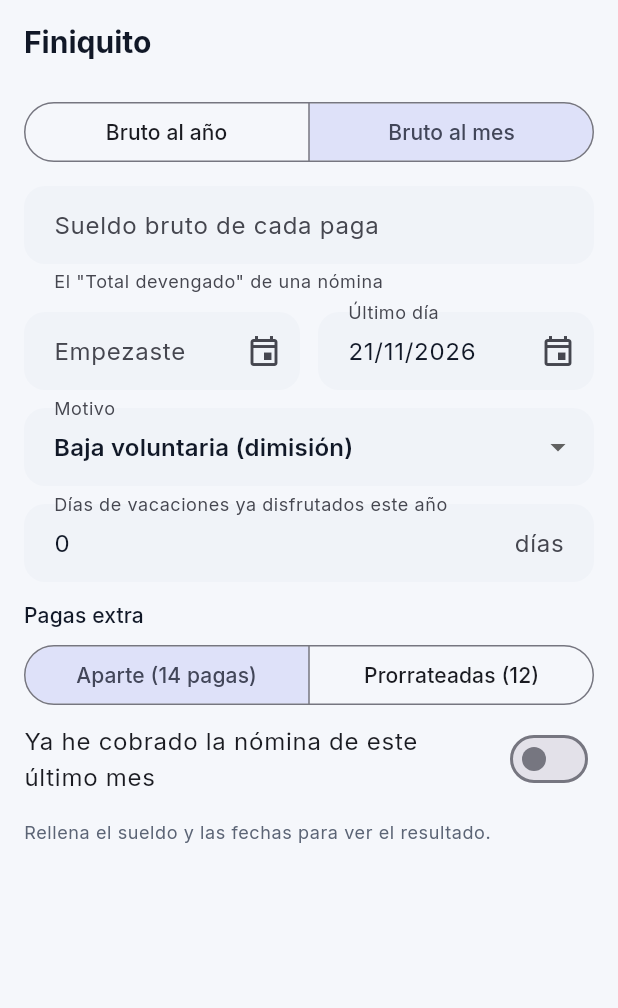
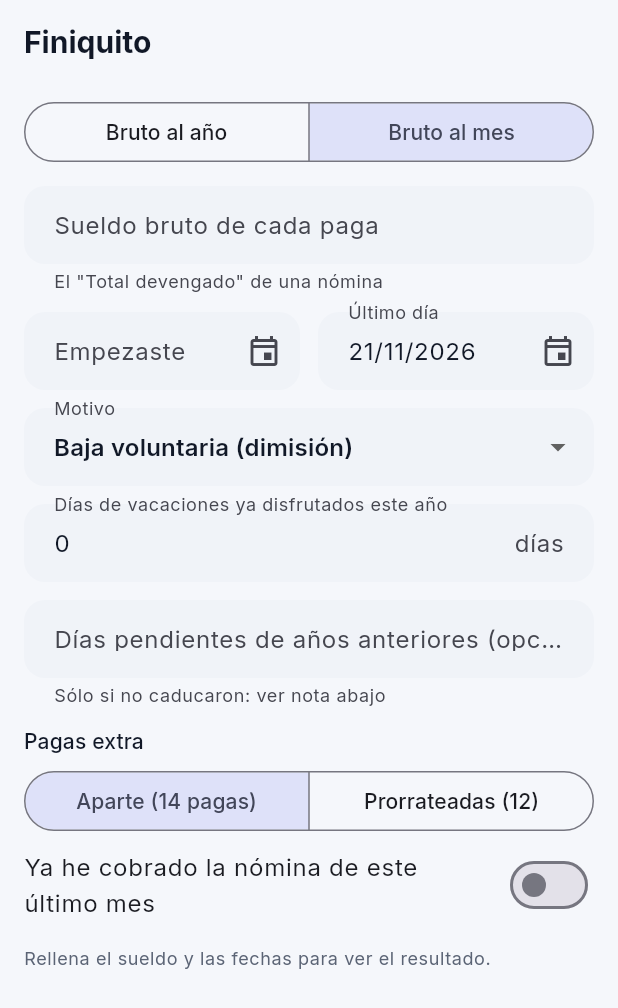
Before and after one commit to elantroderaxgamesyt/Shortsauto, a Flutter app: the CalculadoraFiniquito widget shown alone on an empty page, opened directly, on a phone screen of 412 x 824 dp. Shown: the top 1008 px of the screen. Run offline on Flutter 3.47's test engine with Material 3 defaults, Android fonts, the phone set to English and light mode, and no system bars; our stand-ins replace file_picker, google_mobile_ads, image_picker, in_app_purchase, material_ui, pdf and 2 more; accounts and stored records are empty.

Commit message:
Revisor de nóminas: vacaciones de años anteriores en el finiquito
Campo opcional de días pendientes de años anteriores, que se suman al
finiquito, con una nota de cuándo no caducan (baja médica hasta 18 meses,
maternidad/paternidad, o si la empresa no dejó cogerlas).

Co-Authored-By: Claude Opus 5.5 <noreply@anthropic.com>
Claude-Session: https://claude.ai/code/session_01XJAgZAH6AmuqYdErtkUnmR

```diff
--- a/revisor-nominas/app_movil/lib/calculos/finiquito.dart
+++ b/revisor-nominas/app_movil/lib/calculos/finiquito.dart
@@ -42,6 +42,7 @@ ResultadoFiniquito calcularFiniquito({
   required MotivoBaja motivo,
   int pagas = 14,
   double vacacionesDisfrutadas = 0,
+  double vacacionesAnteriores = 0, // días pendientes de años anteriores que no han caducado
   bool nominaMesCobrada = false,
 }) {
   final diario = brutoAnual / 365;
@@ -61,6 +62,13 @@ ResultadoFiniquito calcularFiniquito({
   if (pendientes > 0) {
     lineas.add(LineaFiniquito('Vacaciones no disfrutadas', pendientes * diario,
         '${pendientes.toStringAsFixed(1).replaceAll('.', ',')} días'));
+  }
+
+  // 2b) Vacaciones de años anteriores: normalmente caducan, salvo baja médica (hasta 18 meses),
+  //     maternidad/paternidad o si la empresa no dejó cogerlas (art. 38 ET y jurisprudencia del TJUE).
+  if (vacacionesAnteriores > 0) {
+    lineas.add(LineaFiniquito('Vacaciones de años anteriores', vacacionesAnteriores * diario,
+        '${vacacionesAnteriores.toStringAsFixed(1).replaceAll('.', ',')} días'));
   }
 
   // 3) Pagas extra (si no van prorrateadas): la de junio se genera de enero a junio y la de
--- a/revisor-nominas/app_movil/lib/pantallas/calculadoras.dart
+++ b/revisor-nominas/app_movil/lib/pantallas/calculadoras.dart
@@ -468,6 +468,7 @@ class _CalculadoraFiniquitoState extends State<CalculadoraFiniquito> {
   final inicio = TextEditingController();
   final fin = TextEditingController(text: fechaTexto(DateTime.now()));
   final disfrutadas = TextEditingController(text: '0');
+  final anteriores = TextEditingController();
   MotivoBaja motivo = MotivoBaja.voluntaria;
   int pagas = 14;
   bool nominaCobrada = false;
@@ -488,6 +489,7 @@ class _CalculadoraFiniquitoState extends State<CalculadoraFiniquito> {
             motivo: motivo,
             pagas: pagas,
             vacacionesDisfrutadas: leerNumero(disfrutadas.text) ?? 0,
+            vacacionesAnteriores: leerNumero(anteriores.text) ?? 0,
             nominaMesCobrada: nominaCobrada,
           )
         : null;
@@ -510,6 +512,9 @@ class _CalculadoraFiniquitoState extends State<CalculadoraFiniquito> {
       ),
       const Hueco(12),
       CampoNumero(disfrutadas, 'Días de vacaciones ya disfrutados este año', sufijo: 'días', onChanged: cambia),
+      const Hueco(12),
+      CampoNumero(anteriores, 'Días pendientes de años anteriores (opcional)', sufijo: 'días', onChanged: cambia,
+          ayuda: 'Sólo si no caducaron: ver nota abajo'),
       const Hueco(12),
       Text('Pagas extra', style: t.textTheme.labelLarge),
       const Hueco(6),
@@ -555,6 +560,10 @@ class _CalculadoraFiniquitoState extends State<CalculadoraFiniquito> {
         const Hueco(12),
         const _Aviso('Cálculo orientativo en bruto (antes de IRPF y Seguridad Social). La indemnización por '
             'despido está exenta de IRPF hasta el límite legal. Tu convenio puede mejorar estas cantidades.'),
+        const Hueco(8),
+        const _Aviso('Vacaciones de años anteriores: normalmente caducan al acabar el año (o cuando diga tu '
+            'convenio). No caducan si no pudiste cogerlas por baja médica (hasta 18 meses después), por '
+            'maternidad o paternidad, o porque la empresa no te dejó; en esos casos puedes reclamarlas.'),
         const Hueco(16),
         const PromoRevision('¿Te han dado ya el finiquito? Súbelo y comprobamos si está bien.'),
       ],
```
Also changed, not shown: 1 other file.
